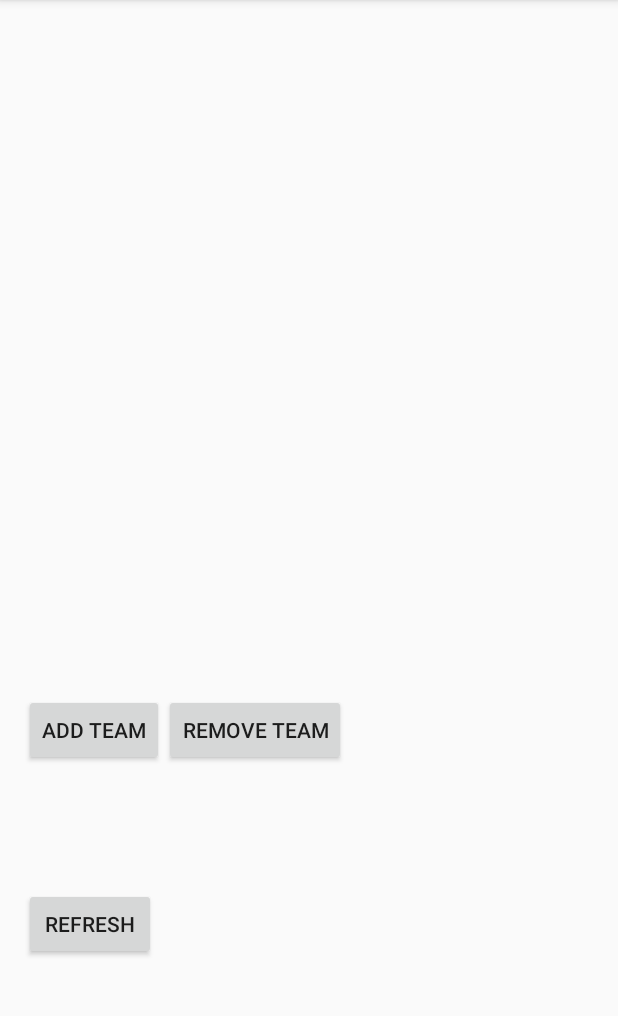
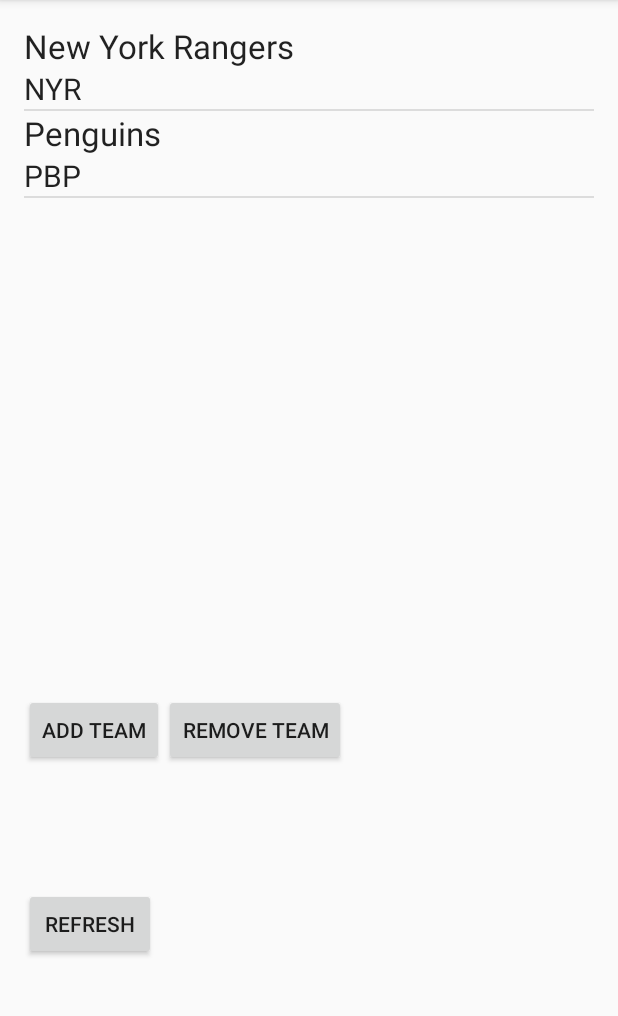
Before and after one commit to hasbrour1/NHLTracker, an Android app: the screen it shows after launch (HomeActivity), on a phone screen of 412 x 824 dp, the part 84-1100 px from its top. Run offline under Robolectric (Android 15) with nearby library versions, the phone set to English and light mode, and no system bars.

Commit message:
Added Team class, and custom Array Adapter for list view on HomeActivity.

```diff
--- a/app/src/main/java/com/hasbrouckproductions/rhasbrouck/nhltracker/HomeActivity.java
+++ b/app/src/main/java/com/hasbrouckproductions/rhasbrouck/nhltracker/HomeActivity.java
@@ -10,8 +10,12 @@ import android.content.Intent;
 import android.support.v7.app.AppCompatActivity;
 import android.os.Bundle;
 import android.view.View;
+import android.widget.ArrayAdapter;
 import android.widget.Button;
 import android.widget.ListView;
+
+import java.util.ArrayList;
+import java.util.List;
 
 public class HomeActivity extends AppCompatActivity {
 
@@ -20,11 +24,24 @@ public class HomeActivity extends AppCompatActivity {
     private Button mRefresh;
     private ListView mTeamList;
 
-
     @Override
     protected void onCreate(Bundle savedInstanceState) {
         super.onCreate(savedInstanceState);
         setContentView(R.layout.activity_home);
+
+        //Set List View
+        mTeamList = (ListView)findViewById(R.id.listView);
+
+        //Set fake teams list
+        List<Team> teams = new ArrayList<Team>();
+
+        teams.add(new Team("New York Rangers", "NYR"));
+        teams.add(new Team("Penguins", "PBP"));
+
+
+        //Set Adapter for mTeamList
+        TeamArrayAdapter adapter = new TeamArrayAdapter(this, R.layout.list_view_adapter, teams);
+        mTeamList.setAdapter(adapter);
 
         //Add listener for add Team Button
         mAddTeam = (Button) findViewById(R.id.addTeamButton);
--- /dev/null
+++ b/app/src/main/java/com/hasbrouckproductions/rhasbrouck/nhltracker/Team.java
@@ -0,0 +1,34 @@
+package com.hasbrouckproductions.rhasbrouck.nhltracker;
+
+/**
+ * Created by hasbrouckr on 4/22/2016.
+ */
+
+
+
+public class Team {
+
+    private String teamName;
+    private String teamCode;
+
+    public Team(String team, String code){
+        teamName = team;
+        teamCode = code;
+    }
+
+    public String getTeamCode() {
+        return teamCode;
+    }
+
+    public void setTeamCode(String teamCode) {
+        this.teamCode = teamCode;
+    }
+
+    public String getTeamName() {
+        return teamName;
+    }
+
+    public void setTeamName(String teamName) {
+        this.teamName = teamName;
+    }
+}
--- /dev/null
+++ b/app/src/main/java/com/hasbrouckproductions/rhasbrouck/nhltracker/TeamArrayAdapter.java
@@ -0,0 +1,49 @@
+package com.hasbrouckproductions.rhasbrouck.nhltracker;
+
+import android.content.Context;
+import android.view.LayoutInflater;
+import android.view.View;
+import android.view.ViewGroup;
+import android.widget.ArrayAdapter;
+import android.widget.TextView;
+
+import java.util.List;
+
+/**
+ * Created by hasbrouckr on 4/22/2016.
+ * Custom adapter for List View for the Teams on HomeActivity
+ */
+public class TeamArrayAdapter extends ArrayAdapter<Team> {
+
+    private Context _context;
+    int _layoutId;
+
+    public TeamArrayAdapter(Context context, int layoutId, List<Team> teams){
+        super(context, layoutId, teams);
+        _context = context;
+        _layoutId = layoutId;
+    }
+
+    @Override
+    public View getView(int position, View view, ViewGroup parent) {
+
+        Team teams = getItem(position);
+
+        String teamName = teams.getTeamName();
+        String teamCode = teams.getTeamCode();
+
+        if(view == null){
+            LayoutInflater inflater = (LayoutInflater)_context.getSystemService(
+                    Context.LAYOUT_INFLATER_SERVICE);
+            view = inflater.inflate(_layoutId, parent,false);
+        }
+
+        TextView nameView = (TextView)view.findViewById(R.id.adapter_first_line);
+        TextView codeView = (TextView)view.findViewById(R.id.adapter_second_line);
+
+        nameView.setText(teamName);
+        codeView.setText(teamCode);
+
+        return view;
+    }
+}
--- /dev/null
+++ b/app/src/main/res/layout/list_view_adapter.xml
@@ -0,0 +1,26 @@
+<?xml version="1.0" encoding="utf-8"?>
+<LinearLayout xmlns:android="http://schemas.android.com/apk/res/android"
+              android:orientation="vertical"
+              android:layout_width="match_parent"
+              android:layout_height="wrap_content"
+              android:weightSum="1">
+
+    <TextView
+        android:layout_width="fill_parent"
+        android:layout_height="wrap_content"
+        android:textAppearance="?android:attr/textAppearanceLarge"
+        android:text="Large Text"
+        android:id="@+id/adapter_first_line"
+        android:layout_weight="0.05"
+        />
+
+    <TextView
+        android:layout_width="fill_parent"
+        android:layout_height="wrap_content"
+        android:textAppearance="?android:attr/textAppearanceLarge"
+        android:text="Large Text"
+        android:id="@+id/adapter_second_line"
+        android:layout_weight="0.05"
+        android:textSize="20dp"
+        />
+</LinearLayout>
```
Also changed, not shown: app/src/main/ic_launcher-web.png (added).
